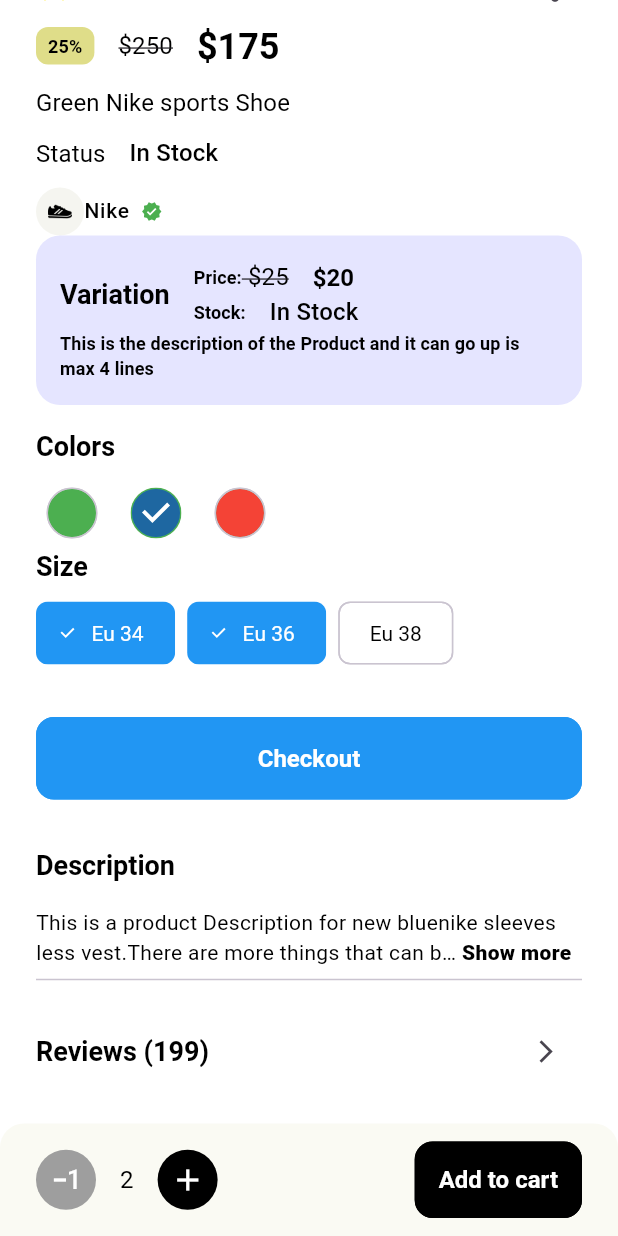
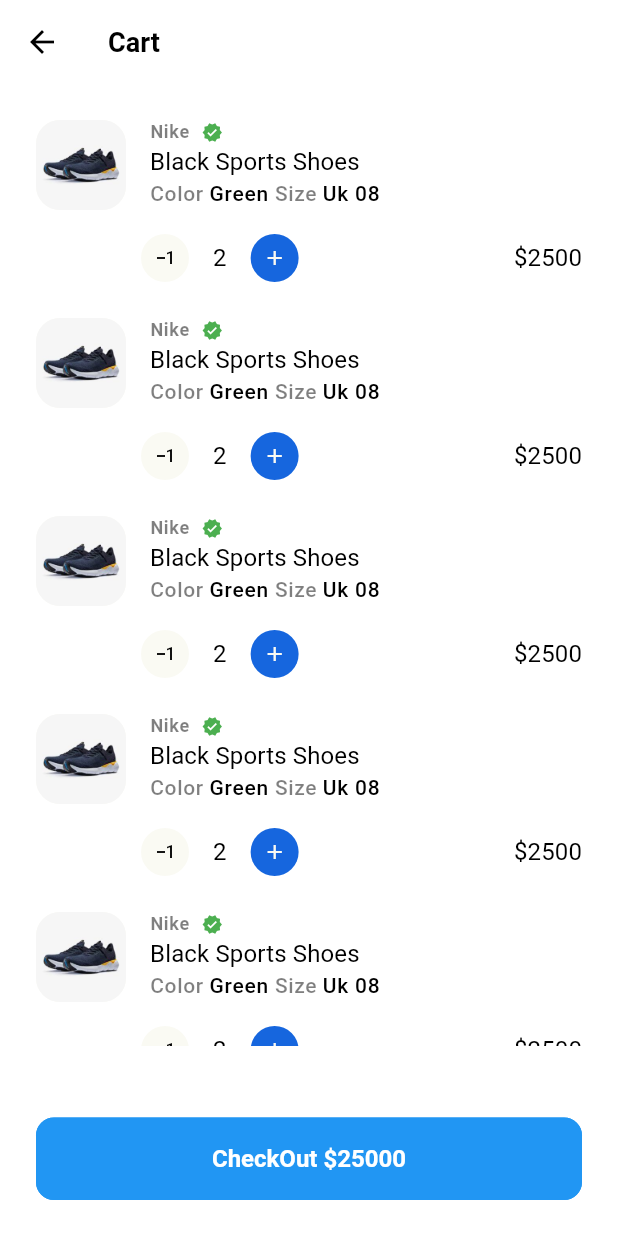
Before and after one commit to arnabislam/E_commerce_app, a Flutter app: the ProductDetailsView screen opened directly, scrolled down 333 dp, after a tap on "Checkout", on a phone screen of 412 x 824 dp. Run offline on Flutter 3.47's test engine with Material 3 defaults, Android fonts, the phone set to English and light mode, and no system bars; drawn by our look-alikes of readmore; our stand-ins replace carousel_slider, flutter_rating_bar, get, smooth_page_indicator.

Commit message:
checkout cart

```diff
--- a/lib/app/modules/onboardimg/views/widgets/customShape/product_card_vertical.dart
+++ b/lib/app/modules/onboardimg/views/widgets/customShape/product_card_vertical.dart
@@ -89,7 +89,7 @@ class rProductCardVertical extends StatelessWidget {
                       SizedBox(
                         height: rSize.spaceBtwItems / 2,
                       ),
-                    rbrandTitleTextWithIcon(title: "Hilfiger"),
+                    rbrandTitleTextWithVerificationIcon(title: "Hilfiger"),
                     ],
                   ),
                 ),
--- a/lib/app/modules/onboardimg/views/widgets/customShape/rbrand_card.dart
+++ b/lib/app/modules/onboardimg/views/widgets/customShape/rbrand_card.dart
@@ -42,7 +42,7 @@ class rbrand_card extends StatelessWidget {
                 mainAxisSize: MainAxisSize.min,
                 crossAxisAlignment: CrossAxisAlignment.start,
                 children: [
-                  const rbrandTitleTextWithIcon(title: "Hilfiger",brandTextSize: TextSizes.large,),
+                  const rbrandTitleTextWithVerificationIcon(title: "Hilfiger",brandTextSize: TextSizes.large,),
                   Text("250 products hfgvh hgv",overflow: TextOverflow.ellipsis,
                     style: Theme.of(context).textTheme.labelMedium,)
                 ],
--- a/lib/app/modules/onboardimg/views/widgets/customShape/rbrandtitletext_with_verified_icon.dart
+++ b/lib/app/modules/onboardimg/views/widgets/customShape/rbrandtitletext_with_verified_icon.dart
@@ -4,8 +4,8 @@ import 'package:e_commerce/constant/enums.dart';
 import 'package:flutter/material.dart';
 
 import '../../../../../../utils/size.dart';
-class rbrandTitleTextWithIcon extends StatelessWidget {
-  const rbrandTitleTextWithIcon({
+class rbrandTitleTextWithVerificationIcon extends StatelessWidget {
+  const rbrandTitleTextWithVerificationIcon({
     super.key, required this.title,
      this.maxLines=1,
     this.textColor,
--- /dev/null
+++ b/lib/app/modules/onboardimg/views/widgets/productscart/add_remove_button.dart
@@ -0,0 +1,34 @@
+import 'package:flutter/material.dart';
+
+import '../../../../../../constant/colors.dart';
+import '../../../../../../device/helper_function.dart';
+import '../../../../../../utils/size.dart';
+import '../customShape/circular_icon.dart';
+class rProductQuantityWithAddRemoveButton extends StatelessWidget {
+  const rProductQuantityWithAddRemoveButton({
+    super.key,
+  });
+
+  @override
+  Widget build(BuildContext context) {
+    return Row(
+      mainAxisSize: MainAxisSize.min,
+      children: [
+
+        rCircularIcon(icon: Icons.exposure_minus_1,height: 32,width: 32,
+          size: rSize.md,
+          color: TheHelperFunctions.isDarkMode(BuildContext, context)?Colors.white:Colors.black,
+          backgroundColor: TheHelperFunctions.isDarkMode(BuildContext, context)?rColors.darkGrey:rColors.light,
+        ),
+        SizedBox(width: rSize.spaceBtwItems,),
+        Text("2",style: Theme.of(context).textTheme.titleSmall,),
+        SizedBox(width: rSize.spaceBtwItems,),
+        rCircularIcon(icon: Icons.add,height: 32,width: 32,
+            size: rSize.md,
+            color: rColors.light,
+            backgroundColor:rColors.primary
+        ),
+      ],
+    );
+  }
+}
--- /dev/null
+++ b/lib/app/modules/onboardimg/views/widgets/productscart/cart_item.dart
@@ -0,0 +1,46 @@
+import 'package:flutter/material.dart';
+
+import '../../../../../../constant/colors.dart';
+import '../../../../../../device/helper_function.dart';
+import '../../../../../../utils/size.dart';
+import '../customShape/product_title_text.dart';
+import '../customShape/rRoundedImage.dart';
+import '../customShape/rbrandtitletext_with_verified_icon.dart';
+class rCartItem extends StatelessWidget {
+  const rCartItem({
+    super.key,
+  });
+
+  @override
+  Widget build(BuildContext context) {
+    return Row(
+      children: [
+        rRoundedImage(
+          imageUrl: "assets/images/product.jpg",
+          height: 60,
+          width: 60,
+          backgroundColor: TheHelperFunctions.isDarkMode(
+              BuildContext, context)?rColors.darkGrey:rColors.light,
+        ),
+        SizedBox(width: rSize.spaceBtwItems,),
+        Expanded(
+          child: Column(
+            mainAxisSize: MainAxisSize.min,
+            crossAxisAlignment: CrossAxisAlignment.start,
+            children: [
+              rbrandTitleTextWithVerificationIcon(title: "Nike"),
+              Flexible(child: rProductTitleText(title: "Black Sports Shoes ",maxlines: 1,)),
+              Text.rich(TextSpan(children: [
+                TextSpan(text: 'Color ',style: Theme.of(context).textTheme.bodySmall),
+                TextSpan(text: 'Green ',style: Theme.of(context).textTheme.bodyLarge),
+                TextSpan(text: 'Size ',style: Theme.of(context).textTheme.bodySmall),
+                TextSpan(text: 'Uk 08',style: Theme.of(context).textTheme.bodyLarge),
+              ]))
+            ],
+          ),
+        ),
+
+      ],
+    );
+  }
+}
--- /dev/null
+++ b/lib/app/modules/shop/cart.dart
@@ -0,0 +1,58 @@
+import 'package:e_commerce/app/modules/onboardimg/views/widgets/customShape/circular_icon.dart';
+import 'package:e_commerce/app/modules/onboardimg/views/widgets/customShape/product_title_text.dart';
+import 'package:e_commerce/app/modules/onboardimg/views/widgets/customShape/rRoundedImage.dart';
+import 'package:e_commerce/app/modules/onboardimg/views/widgets/customShape/rbrandtitletext_with_verified_icon.dart';
+import 'package:e_commerce/constant/colors.dart';
+import 'package:e_commerce/device/helper_function.dart';
+import 'package:e_commerce/utils/size.dart';
+import 'package:flutter/material.dart';
+
+import '../onboardimg/views/widgets/productscart/add_remove_button.dart';
+import '../onboardimg/views/widgets/productscart/cart_item.dart';
+
+class CartScreen extends StatelessWidget {
+  const CartScreen({super.key});
+
+  @override
+  Widget build(BuildContext context) {
+    return Scaffold(
+      appBar: AppBar(
+        title: Text("Cart"),
+      ),
+      body: Padding(
+        padding: EdgeInsets.all(rSize.defaultSpace),
+        child: ListView.separated(
+          shrinkWrap: true,
+            itemBuilder: (_, index) => const Column(
+                  children: [
+                    rCartItem(),
+                    SizedBox(height: rSize.spaceBtwItems,),
+                    Row(
+                      ///add remove button
+      mainAxisAlignment: MainAxisAlignment.spaceBetween,
+                      children: [
+
+                        Row(
+                          children: [
+                            SizedBox(width: 70,),
+                            rProductQuantityWithAddRemoveButton(),
+                          ],
+                        ),
+                        rProductTitleText(title: "\$2500")
+                      ],
+                    )
+
+                  ],
+                ),
+            separatorBuilder: (_, __) => const SizedBox(
+                  height: rSize.defaultSpace,
+                ),
+            itemCount: 14),
+      ),
+      bottomNavigationBar: Padding(
+        padding: const EdgeInsets.all(rSize.defaultSpace),
+        child: ElevatedButton(onPressed: (){}, child: Text("CheckOut \$25000")),
+      ),
+    );
+  }
+}
--- a/lib/app/modules/shop/views/product_details_view.dart
+++ b/lib/app/modules/shop/views/product_details_view.dart
@@ -2,6 +2,7 @@ import 'package:e_commerce/app/modules/onboardimg/views/widgets/customShape/circ
 import 'package:e_commerce/app/modules/onboardimg/views/widgets/customShape/rRoundedImage.dart';
 import 'package:e_commerce/app/modules/onboardimg/views/widgets/customShape/section_heading.dart';
 import 'package:e_commerce/app/modules/review/views/review_view.dart';
+import 'package:e_commerce/app/modules/shop/cart.dart';
 import 'package:e_commerce/app/modules/shop/views/product_meta_data.dart';
 import 'package:e_commerce/app/modules/shop/views/rProductImageSlider.dart';
 import 'package:e_commerce/app/modules/shop/views/rating_share.dart';
@@ -52,7 +53,9 @@ class ProductDetailsView extends GetView {
                     SizedBox(
                         width: double.infinity,
                         child: ElevatedButton(
-                            onPressed: () {}, child: Text("Checkout"))),
+                            onPressed: () {
+                              Get.to(CartScreen());
+                            }, child: Text("Checkout"))),
                     const SizedBox(
                       height: rSize.spaceBtwSections,
                     ),
--- a/lib/app/modules/shop/views/product_meta_data.dart
+++ b/lib/app/modules/shop/views/product_meta_data.dart
@@ -75,7 +75,7 @@ class rProductMetaData extends StatelessWidget {
 Row(
   children: [
     rCircularImage(dark: dark, image: "assets/images/sport-shoe.png",width: 32,height: 32,overlayColor: dark?Colors.white:Colors.black,),
-    rbrandTitleTextWithIcon(title: "Nike",brandTextSize: TextSizes.medium,),
+    rbrandTitleTextWithVerificationIcon(title: "Nike",brandTextSize: TextSizes.medium,),
   ],
 )
       ],
```
